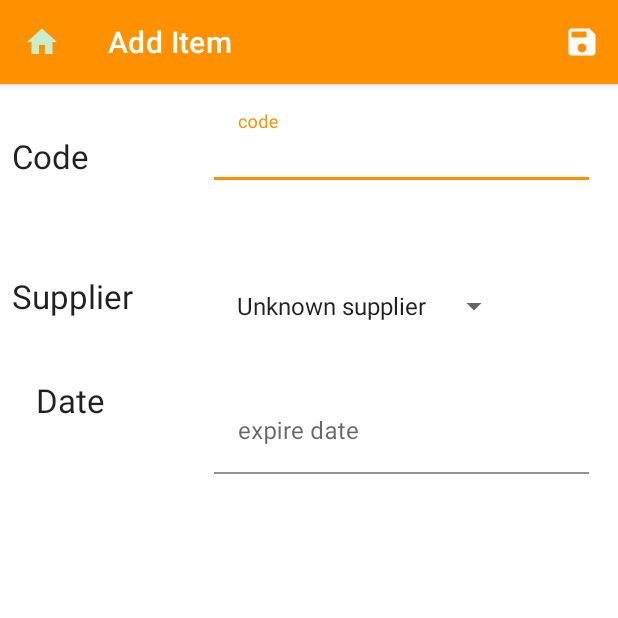
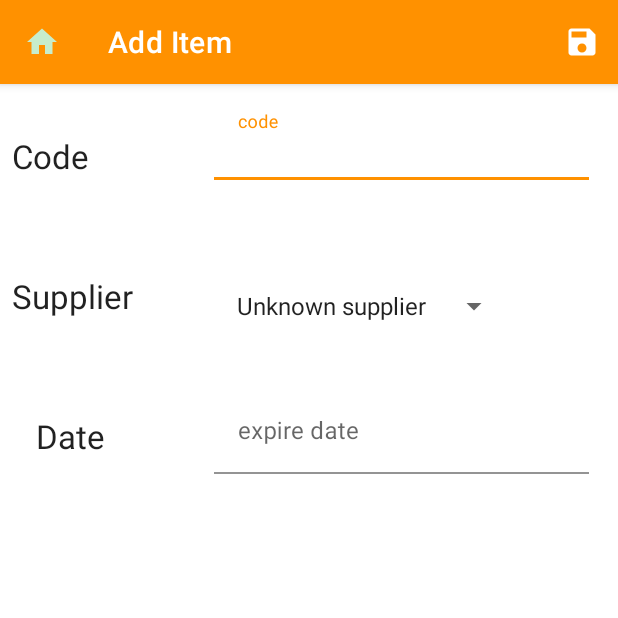
Before and after one commit to samsofa/ExpiredHelper, an Android app: the screen it shows after launch (AddEditItemActivity), after a tap on an icon or button, on a phone screen of 412 x 824 dp, the top half of it. Run offline under Robolectric (Android 15) with nearby library versions, the phone set to English and light mode, and no system bars; our stand-ins replace Room's generated code; libraries missing offline, so code that uses them is left out: it.xabaras.android.

```diff
--- a/app/src/main/java/com/samsofa/expiredhelper/adapters/ItemAdapter.java
+++ b/app/src/main/java/com/samsofa/expiredhelper/adapters/ItemAdapter.java
@@ -57,7 +57,7 @@ public class ItemAdapter extends ListAdapter<Item, ItemAdapter.ItemHolder> {
 
     holder.container
         .setAnimation(AnimationUtils.loadAnimation(context, R.anim.fade_transition_animation));
-    holder.codeNameTextView
+    holder.codeDateTextView
         .setAnimation(AnimationUtils.loadAnimation(context, R.anim.fade_scale_animation));
     holder.codeNameTextView.setText(currentItem.getCode());
     holder.codeSupplierTextView.setText(currentItem.getSupplier());
--- a/app/src/main/res/anim/fade_scale_animation.xml
+++ b/app/src/main/res/anim/fade_scale_animation.xml
@@ -5,7 +5,7 @@
     android:fromAlpha="0.0"
     android:toAlpha="1.0" />
   <scale
-    android:duration="700"
+    android:duration="1000"
     android:fillBefore="false"
     android:fromXScale="0.0"
     android:fromYScale="0.0"
--- a/app/src/main/res/layout/activity_add_edit_item.xml
+++ b/app/src/main/res/layout/activity_add_edit_item.xml
@@ -94,7 +94,7 @@
     android:layout_height="wrap_content"
     android:layout_marginStart="16dp"
 
-    android:layout_marginTop="40dp"
+    android:layout_marginTop="64dp"
     android:text="Date"
     android:textAppearance="@style/TextAppearance.AppCompat.Large"
     app:layout_constraintStart_toStartOf="parent"
```
Also changed, not shown: app/src/main/res/drawable/ic_calendar.xml (added, +10 -0 lines), app/src/main/res/drawable/ic_nights_mode.xml (deleted, +0 -13 lines).
